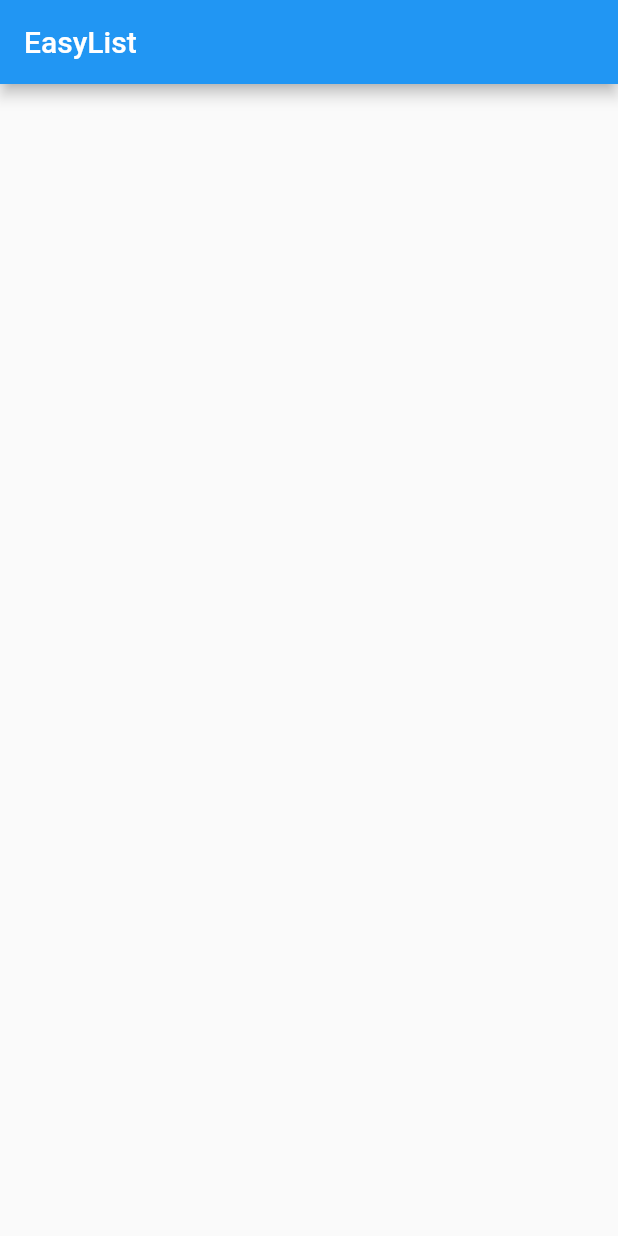
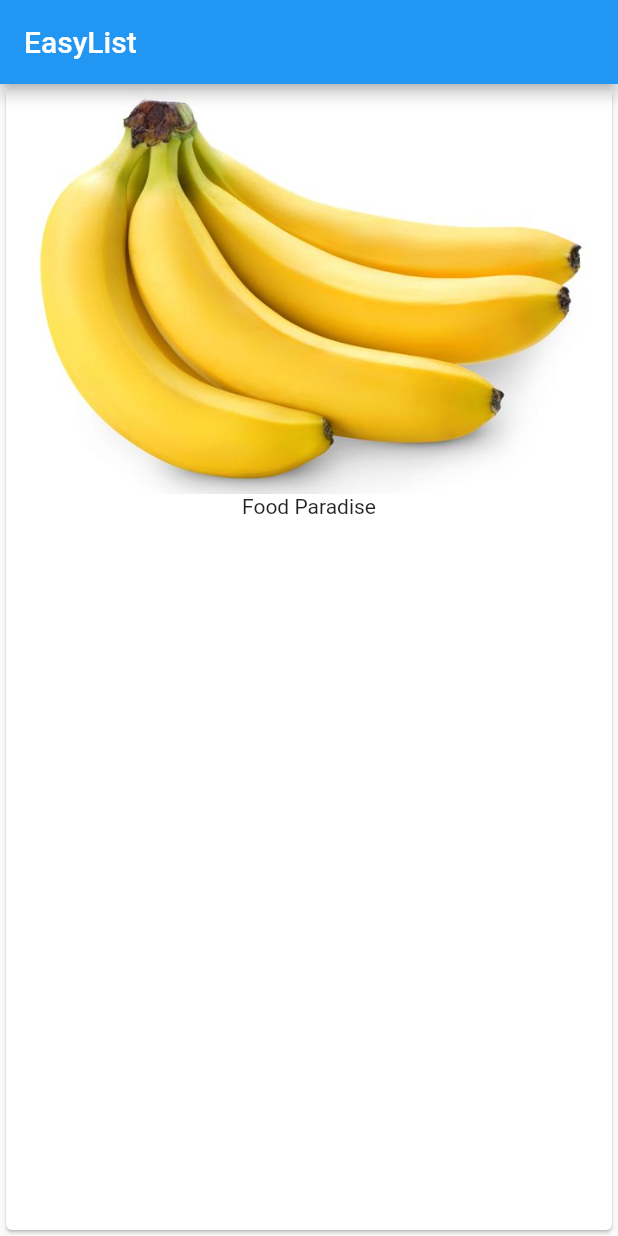
Before and after one commit to damirbar/flutter_course_udemy, a Flutter app: the screen it shows after launch, on a phone screen of 412 x 824 dp. Run offline on Flutter 3.47's test engine with Material 2 defaults, Android fonts, the phone set to English and light mode, and no system bars.

Commit message:
until 1:47:41 - Added the widgets Card, Column, Image

```diff
--- a/lib/main.dart
+++ b/lib/main.dart
@@ -1,17 +1,25 @@
 import 'package:flutter/material.dart';
 
-void main() {
-  runApp(MyApp());
-}
+void main() => runApp(MyApp());
+
 
 class MyApp extends StatelessWidget {
+  @override
   Widget build(BuildContext context) {
     return MaterialApp(
       home: Scaffold(
         appBar: AppBar(
           title: Text('EasyList'),
-        )
-      )
+        ),
+        body: Card(
+          child: Column(
+            children: <Widget>[
+              Image.asset('assets/banana.jpg'),
+              Text('Food Paradise')
+            ],
+          ),
+        ),
+      ),
     );
   }
 }
--- a/pubspec.yaml
+++ b/pubspec.yaml
@@ -45,8 +45,8 @@ flutter:
   uses-material-design: true
 
   # To add assets to your application, add an assets section, like this:
-  # assets:
-  #   - images/a_dot_burr.jpeg
+  assets:
+    - assets/banana.jpg
   #   - images/a_dot_ham.jpeg
 
   # An image asset can refer to one or more resolution-specific "variants", see
```
Also changed, not shown: assets/banana.jpg (added).
